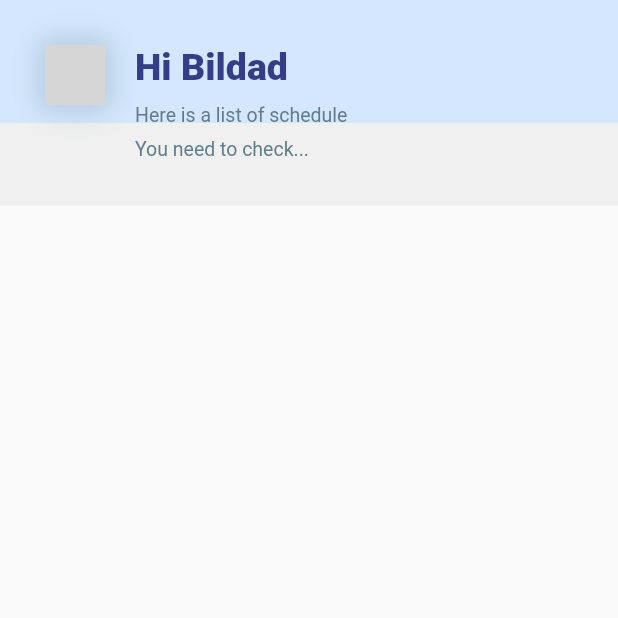
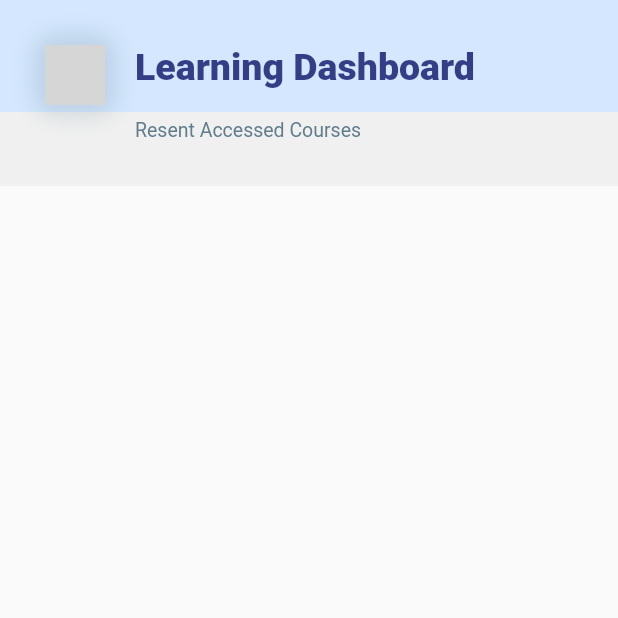
Before and after one commit to Bildad0/UniApp, a Flutter app: the NotesPage screen opened directly, on a phone screen of 412 x 824 dp, the top half of it. Run offline on Flutter 3.47's test engine with Material 2 defaults, Android fonts, the phone set to English and light mode, and no system bars; our stand-ins replace firebase_auth, firebase_core, flutter_neumorphic, flutter_switch, progress_indicators, table_calendar; accounts and stored records are empty; network calls fail; grey boxes are pictures that could not be loaded.

Commit message:
updates and fixes

```diff
--- a/lib/Views/notes.dart
+++ b/lib/Views/notes.dart
@@ -19,7 +19,7 @@ class _NotesPageState extends State<NotesPage> {
   Widget build(BuildContext context) {
     return Scaffold(
       body: Column(
-        crossAxisAlignment: CrossAxisAlignment.center,
+        crossAxisAlignment: CrossAxisAlignment.start,
         children: [
           Stack(
             children: [
@@ -76,7 +76,7 @@ class _NotesPageState extends State<NotesPage> {
                           crossAxisAlignment: CrossAxisAlignment.start,
                           children: const [
                             Text(
-                              "Hi Bildad",
+                              "Learning Dashboard",
                               style: TextStyle(
                                 fontSize: 25,
                                 fontWeight: FontWeight.w900,
@@ -84,20 +84,10 @@ class _NotesPageState extends State<NotesPage> {
                               ),
                             ),
                             SizedBox(
-                              height: 10,
+                              height: 20,
                             ),
                             Text(
-                              "Here is a list of schedule",
-                              style: TextStyle(
-                                fontSize: 13,
-                                color: Colors.blueGrey,
-                              ),
-                            ),
-                            SizedBox(
-                              height: 8,
-                            ),
-                            Text(
-                              "You need to check...",
+                              "Resent Accessed Courses",
                               style: TextStyle(
                                 fontSize: 13,
                                 color: Colors.blueGrey,
```
